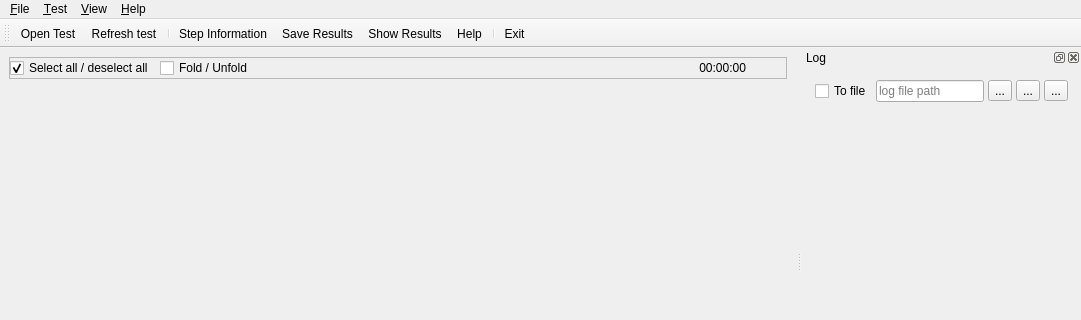
Qt form src/testium/main_win/testium_core_win.ui (testium-HIL/testium) before a commit; both pictures show x 0 to 1081 and y 0 to 320 of the 1081 by 730 pixel window.
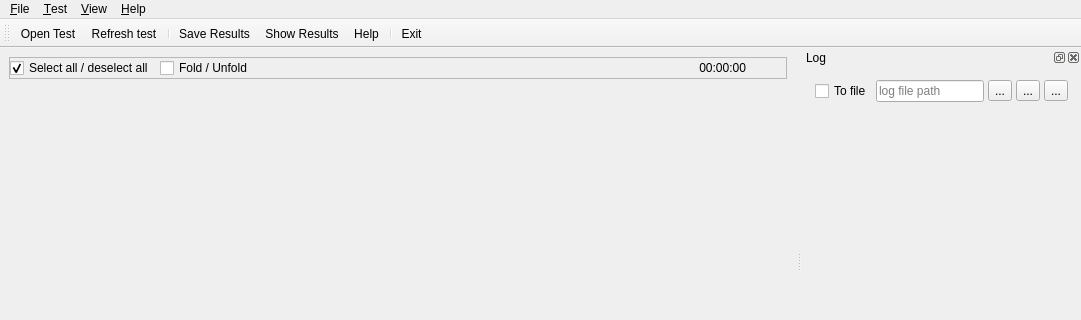
The same form after that commit. Icons and pictures are not drawn.

Commit message: gui: panel-visibility buttons in their own toolbar

```diff
--- a/src/testium/main_win/testium_core_win.ui
+++ b/src/testium/main_win/testium_core_win.ui
@@ -232,7 +232,6 @@
    <addaction name="actionOpenTest"/>
    <addaction name="actionRefresh_test"/>
    <addaction name="separator"/>
-   <addaction name="actionTestInformation"/>
    <addaction name="actionSave_report"/>
    <addaction name="actionShow_Results"/>
    <addaction name="actionHelp"/>
```
The commit also changes 2 other files.
